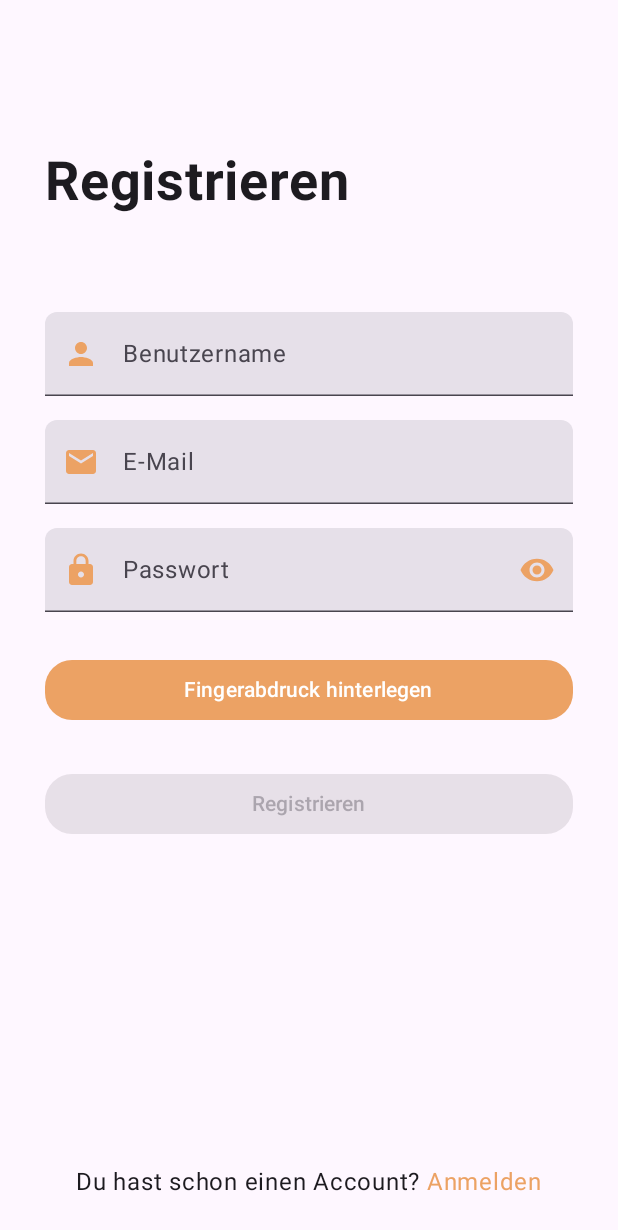
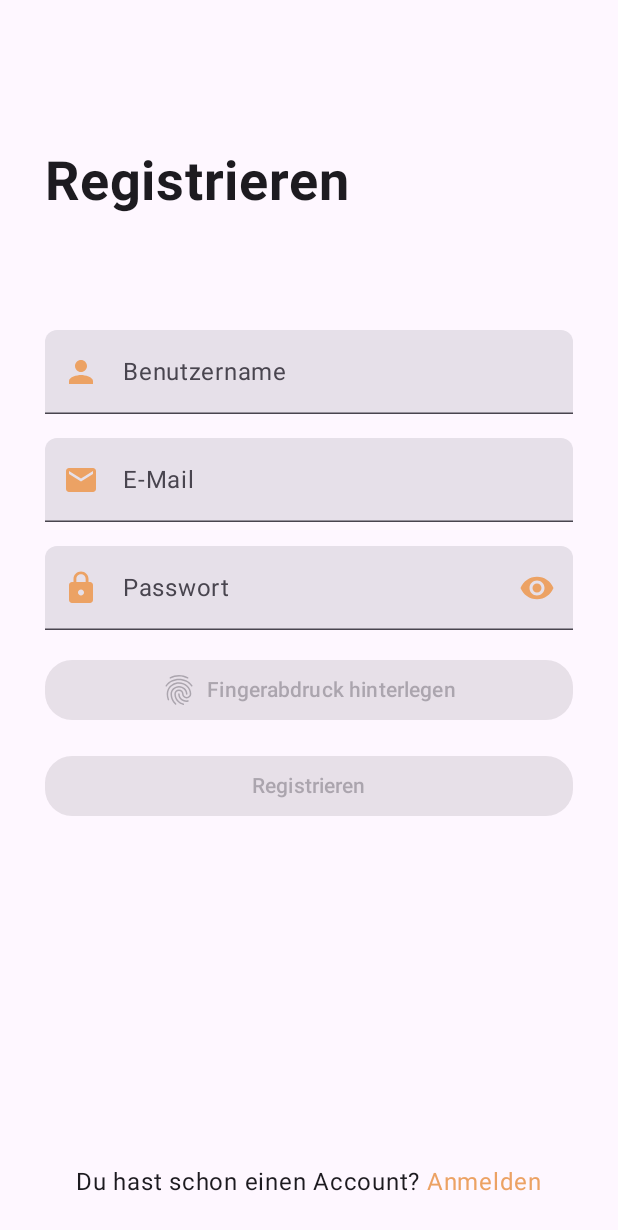
Before and after one commit to MaxOette/TrailBlazer-Frontend, an Android app built with Jetpack Compose: the screen it shows after launch (RegisterActivity), after a tap on an icon or button, on a phone screen of 412 x 824 dp. Shown: the top 1230 px of the screen. Run offline under Robolectric (Android 15) with nearby library versions, the phone set to English and light mode, and no system bars; 2 statements that could not run were skipped.

Commit message:
fix fingerprint logic and change default profile pic to be less offending

```diff
--- a/app/src/main/java/de/max/trailblazerfrontendv1/Interfaces/LoginForm.kt
+++ b/app/src/main/java/de/max/trailblazerfrontendv1/Interfaces/LoginForm.kt
@@ -20,7 +20,9 @@ import androidx.compose.foundation.shape.RoundedCornerShape
 import androidx.compose.foundation.text.KeyboardActions
 import androidx.compose.foundation.text.KeyboardOptions
 import androidx.compose.material.icons.Icons
+import androidx.compose.material.icons.filled.ArrowForward
 import androidx.compose.material.icons.filled.Email
+import androidx.compose.material.icons.filled.Fingerprint
 import androidx.compose.material.icons.filled.Lock
 import androidx.compose.material.icons.filled.Visibility
 import androidx.compose.material.icons.filled.VisibilityOff
@@ -71,7 +73,11 @@ import kotlinx.coroutines.withContext
 
 
 @Composable
-fun LoginForm(onRegisterClicked: () -> Unit, onPwResetClicked: () -> Unit, activity: FragmentActivity) {
+fun LoginForm(
+    onRegisterClicked: () -> Unit,
+    onPwResetClicked: () -> Unit,
+    activity: FragmentActivity
+) {
     val context = LocalContext.current
     val biometricLoginHelper = remember { BiometricLoginHelper(activity) }
     var enableFingerprintButton = remember { mutableStateOf(false) }
@@ -86,7 +92,7 @@ fun LoginForm(onRegisterClicked: () -> Unit, onPwResetClicked: () -> Unit, activ
                 EncryptedSharedPreferences.PrefKeyEncryptionScheme.AES256_SIV,
                 EncryptedSharedPreferences.PrefValueEncryptionScheme.AES256_GCM
             )
-            if(sharedPreferences.contains("email")) {
+            if (sharedPreferences.contains("email")) {
                 enableFingerprintButton.value = true
             }
         }
@@ -105,14 +111,14 @@ fun LoginForm(onRegisterClicked: () -> Unit, onPwResetClicked: () -> Unit, activ
             fontSize = 36.sp
         )
         Column(
-            verticalArrangement = Arrangement.Center,
+            verticalArrangement = Arrangement.SpaceAround,
             horizontalAlignment = Alignment.CenterHorizontally,
             modifier = Modifier
                 .fillMaxSize()
                 .padding(horizontal = 30.dp)
         ) {
             Column(
-                verticalArrangement = Arrangement.Center,
+                verticalArrangement = Arrangement.Bottom,
                 horizontalAlignment = Alignment.Start,
                 modifier = Modifier
                     .fillMaxWidth()
@@ -148,19 +154,21 @@ fun LoginForm(onRegisterClicked: () -> Unit, onPwResetClicked: () -> Unit, activ
                     shape = RoundedCornerShape(18.dp),
                     modifier = Modifier.fillMaxWidth()
                 ) {
-                    Text("Login")
+                    Text("Login  ")
+                    Icon(Icons.Default.ArrowForward, contentDescription = "")
                 }
-                //if (BiometricAuthHelper.isBiometricAvailable(context)) {
+                Spacer(modifier = Modifier.height(96.dp))
+                if (enableFingerprintButton.value) {
                     Button(
                         onClick = { biometricLoginHelper.authenticate() },
                         enabled = enableFingerprintButton.value,
                         shape = RoundedCornerShape(18.dp),
-                        modifier = Modifier.fillMaxWidth()
+                        modifier = Modifier.align(Alignment.CenterHorizontally)
                     ) {
-                        Text("Mit Fingerabdruck einloggen")
+                        Icon(Icons.Default.Fingerprint, contentDescription = "")
                     }
-                //}
-                Spacer(modifier = Modifier.height(16.dp))
+                }
+                Spacer(modifier = Modifier.height(96.dp))
             }
             Text(
                 text = buildAnnotatedString {
@@ -179,8 +187,8 @@ fun LoginForm(onRegisterClicked: () -> Unit, onPwResetClicked: () -> Unit, activ
 }
 
 
-fun adminLogin(context: Context){
-    val loginUserData = LoginUserData (
+fun adminLogin(context: Context) {
+    val loginUserData = LoginUserData(
 //        email = "datev@test.de",
 //        password = "password123."
 //        email= "email@email.de",
@@ -213,14 +221,15 @@ fun adminLogin(context: Context){
 
 
 fun checkCredentials(creds: Credentials, context: Context) {
-    if(creds.isNotEmpty()){
-        val loginUserData = LoginUserData (
+    if (creds.isNotEmpty()) {
+        val loginUserData = LoginUserData(
             email = creds.login,
             password = creds.pwd
         )
         GlobalScope.launch(Dispatchers.IO) {
             try {
-                val response = LoginApi.loginService.postLoginUser("UserPasswordAuth", loginUserData)
+                val response =
+                    LoginApi.loginService.postLoginUser("UserPasswordAuth", loginUserData)
                 println("###################")
                 println(response)
                 UserConstants.refreshToken = response.refresh_token
@@ -232,16 +241,20 @@ fun checkCredentials(creds: Credentials, context: Context) {
                     context.startActivity(Intent(context, MainActivity::class.java))
                     (context as Activity).finish()
                 }
-            }catch(e: Exception){
+            } catch (e: Exception) {
                 withContext(Dispatchers.Main) {
-                    Toast.makeText(context, "Zugangsdaten inkorrekt: ${e.message}", Toast.LENGTH_LONG)
+                    Toast.makeText(
+                        context,
+                        "Zugangsdaten inkorrekt: ${e.message}",
+                        Toast.LENGTH_LONG
+                    )
                         .show()
                 }
                 println("error occured during login ${e.message}")
             }
 
         }
-    }else{
+    } else {
         Toast.makeText(context, "Zugangsdaten inkorrekt", Toast.LENGTH_LONG).show()
     }
 }
--- a/app/src/main/java/de/max/trailblazerfrontendv1/Interfaces/RegisterForm.kt
+++ b/app/src/main/java/de/max/trailblazerfrontendv1/Interfaces/RegisterForm.kt
@@ -18,8 +18,11 @@ import androidx.compose.foundation.text.KeyboardActions
 import androidx.compose.foundation.text.KeyboardOptions
 import androidx.compose.material.icons.Icons
 import androidx.compose.material.icons.filled.Email
+import androidx.compose.material.icons.filled.Fingerprint
 import androidx.compose.material.icons.filled.Lock
 import androidx.compose.material.icons.filled.Person
+import androidx.compose.material.icons.filled.Visibility
+import androidx.compose.material.icons.filled.VisibilityOff
 import androidx.compose.material3.Button
 import androidx.compose.material3.Icon
 import androidx.compose.material3.IconButton
@@ -28,35 +31,34 @@ import androidx.compose.material3.Surface
 import androidx.compose.material3.Text
 import androidx.compose.material3.TextField
 import androidx.compose.runtime.Composable
+import androidx.compose.runtime.LaunchedEffect
 import androidx.compose.runtime.getValue
 import androidx.compose.runtime.mutableStateOf
 import androidx.compose.runtime.remember
 import androidx.compose.runtime.setValue
+import androidx.compose.ui.Alignment
 import androidx.compose.ui.Modifier
 import androidx.compose.ui.focus.FocusDirection
+import androidx.compose.ui.platform.LocalContext
 import androidx.compose.ui.platform.LocalFocusManager
+import androidx.compose.ui.platform.LocalSoftwareKeyboardController
+import androidx.compose.ui.text.SpanStyle
+import androidx.compose.ui.text.buildAnnotatedString
+import androidx.compose.ui.text.font.FontWeight
 import androidx.compose.ui.text.input.ImeAction
 import androidx.compose.ui.text.input.KeyboardType
 import androidx.compose.ui.text.input.PasswordVisualTransformation
 import androidx.compose.ui.text.input.VisualTransformation
-import androidx.compose.material.icons.filled.Visibility
-import androidx.compose.material.icons.filled.VisibilityOff
-import androidx.compose.ui.Alignment
-import androidx.compose.ui.platform.LocalContext
-import androidx.compose.ui.platform.LocalSoftwareKeyboardController
-import androidx.compose.ui.text.SpanStyle
-import androidx.compose.ui.text.buildAnnotatedString
-import androidx.compose.ui.text.font.FontWeight
 import androidx.compose.ui.text.withStyle
 import androidx.compose.ui.unit.dp
 import androidx.compose.ui.unit.sp
 import androidx.fragment.app.FragmentActivity
-import de.max.trailblazerfrontendv1.Api.LoginApi
+import androidx.security.crypto.EncryptedSharedPreferences
+import androidx.security.crypto.MasterKeys
 import de.max.trailblazerfrontendv1.Api.RegisterApi
 import de.max.trailblazerfrontendv1.Api.RegisterUserData
 import de.max.trailblazerfrontendv1.LoginActivity
-import de.max.trailblazerfrontendv1.MainActivity
-import de.max.trailblazerfrontendv1.Util.UserConstants
+import kotlinx.coroutines.CoroutineScope
 import kotlinx.coroutines.Dispatchers
 import kotlinx.coroutines.GlobalScope
 import kotlinx.coroutines.launch
@@ -72,6 +74,23 @@ fun RegisterForm(onLoginClicked: () -> Unit, activity: FragmentActivity) {
         }
         val context = LocalContext.current
         val biometricAuthHelper = remember { BiometricAuthHelper(activity) }
+        var enableFingerprintButton = remember { mutableStateOf(true) }
+
+        LaunchedEffect(key1 = Unit) {
+            CoroutineScope(Dispatchers.IO).launch {
+                val masterKeyAlias = MasterKeys.getOrCreate(MasterKeys.AES256_GCM_SPEC)
+                val sharedPreferences = EncryptedSharedPreferences.create(
+                    "secure_prefs",
+                    masterKeyAlias,
+                    context,
+                    EncryptedSharedPreferences.PrefKeyEncryptionScheme.AES256_SIV,
+                    EncryptedSharedPreferences.PrefValueEncryptionScheme.AES256_GCM
+                )
+                if(sharedPreferences.contains("email")) {
+                    enableFingerprintButton.value = false
+                }
+            }
+        }
 
         Text(
             text = "Registrieren",
@@ -117,15 +136,20 @@ fun RegisterForm(onLoginClicked: () -> Unit, activity: FragmentActivity) {
                     submit = { checkRegisterCredentials(credentials, context) },
                     modifier = Modifier.fillMaxWidth()
                 )
-                Spacer(modifier = Modifier.height(28.dp))
-                Button(
-                    onClick = { credentials.cipher = biometricAuthHelper.authenticate(credentials.email) },
-                    shape = RoundedCornerShape(18.dp),
-                    modifier = Modifier.fillMaxWidth()
-                ) {
-                    Text("Fingerabdruck hinterlegen")
+
+                if (enableFingerprintButton.value) {
+                    Spacer(modifier = Modifier.height(16.dp))
+                    Button(
+                        onClick = { credentials.cipher = biometricAuthHelper.authenticate(credentials.email) },
+                        enabled = (credentials.email != "" && credentials.email.contains("@") && credentials.email.contains(".") && credentials.pwd != ""),
+                        shape = RoundedCornerShape(18.dp),
+                        modifier = Modifier.fillMaxWidth()
+                    ) {
+                        Icon(Icons.Default.Fingerprint, contentDescription = "")
+                        Text("  Fingerabdruck hinterlegen")
+                    }
                 }
-                Spacer(modifier = Modifier.height(28.dp))
+                Spacer(modifier = Modifier.height(16.dp))
                 Button(
                     onClick = { checkRegisterCredentials(credentials, context) },
                     enabled = credentials.isNotEmpty(),
@@ -297,7 +321,7 @@ fun RegisterPasswordField(
         keyboardActions = KeyboardActions(
             onDone = {
                 keyboardController?.hide()
-                checkRegisterCredentials(creds, context)
+                //checkRegisterCredentials(creds, context)
             }
         ),
         //placeholder = { Text(placeholder) },
--- a/app/src/main/java/de/max/trailblazerfrontendv1/Util/BiometricAuthHelper.kt
+++ b/app/src/main/java/de/max/trailblazerfrontendv1/Util/BiometricAuthHelper.kt
@@ -31,7 +31,7 @@ class BiometricAuthHelper(private val context: Context) {
             object : BiometricPrompt.AuthenticationCallback() {
                 override fun onAuthenticationError(errorCode: Int, errString: CharSequence) {
                     super.onAuthenticationError(errorCode, errString)
-                    Toast.makeText(context, "Authentication error: $errString", Toast.LENGTH_SHORT)
+                    Toast.makeText(context, "Biometrie-Vorgang abgebrochen", Toast.LENGTH_LONG)
                         .show()
                 }
 
@@ -47,22 +47,22 @@ class BiometricAuthHelper(private val context: Context) {
                     )
                     if(!sharedPreferences.contains(email)) {
                         generateAndStoreToken()
-                        Toast.makeText(context, "Authentication succeeded!", Toast.LENGTH_LONG).show()
+                        Toast.makeText(context, "Fingerabdruck erfolgreich hinterlegt!", Toast.LENGTH_LONG).show()
                     } else {
-                        Toast.makeText(context, "Funktion zur Zeit nicht verfügbar!", Toast.LENGTH_LONG).show()
+                        Toast.makeText(context, "Auf diesem Gerät ist bereits ein Fingerabdruck hinterlegt!", Toast.LENGTH_LONG).show()
                     }
                 }
 
                 override fun onAuthenticationFailed() {
                     super.onAuthenticationFailed()
-                    Toast.makeText(context, "Authentication failed", Toast.LENGTH_SHORT).show()
+                    Toast.makeText(context, "Fingerabdruck-Erkennung fehlgeschlagen", Toast.LENGTH_LONG).show()
                 }
             })
 
         promptInfo = BiometricPrompt.PromptInfo.Builder()
-            .setTitle("Biometric login for my app")
-            .setSubtitle("Log in using your biometric credential")
-            .setNegativeButtonText("Use account password")
+            .setTitle("Biometrie-Registrierung")
+            .setSubtitle("Hinterlege deinen Fingerabdruck, um dich später über Biometrie schneller einloggen zu können.")
+            .setNegativeButtonText("Abbrechen")
             .build()
     }
 
--- a/app/src/main/java/de/max/trailblazerfrontendv1/Util/BiometricLoginHelper.kt
+++ b/app/src/main/java/de/max/trailblazerfrontendv1/Util/BiometricLoginHelper.kt
@@ -39,26 +39,26 @@ class BiometricLoginHelper(private val context: Context) {
             object : BiometricPrompt.AuthenticationCallback() {
                 override fun onAuthenticationError(errorCode: Int, errString: CharSequence) {
                     super.onAuthenticationError(errorCode, errString)
-                    Toast.makeText(context, "Authentication error: $errString", Toast.LENGTH_SHORT)
+                    Toast.makeText(context, "Biometrie-Vorgang abgebrochen", Toast.LENGTH_LONG)
                         .show()
                 }
 
                 override fun onAuthenticationSucceeded(result: BiometricPrompt.AuthenticationResult) {
                     super.onAuthenticationSucceeded(result)
                     accessCredsAndLogin()
-                    Toast.makeText(context, "Authentication succeeded!", Toast.LENGTH_SHORT).show()
+                    Toast.makeText(context, "Fingerabdruck erfolgreich erkannt", Toast.LENGTH_LONG).show()
                 }
 
                 override fun onAuthenticationFailed() {
                     super.onAuthenticationFailed()
-                    Toast.makeText(context, "Authentication failed", Toast.LENGTH_SHORT).show()
+                    Toast.makeText(context, "Fingerabdruck-Erkennung fehlgeschlagen", Toast.LENGTH_LONG).show()
                 }
             })
 
         promptInfo = BiometricPrompt.PromptInfo.Builder()
-            .setTitle("Biometric login for my app")
-            .setSubtitle("Log in using your biometric credential")
-            .setNegativeButtonText("Use account password")
+            .setTitle("Biometrie-Login")
+            .setSubtitle("Halte deinen Finger an den Sensor.")
+            .setNegativeButtonText("Abbrechen")
             .build()
     }
 
--- a/app/src/main/java/de/max/trailblazerfrontendv1/Util/UserConstants.kt
+++ b/app/src/main/java/de/max/trailblazerfrontendv1/Util/UserConstants.kt
@@ -10,8 +10,8 @@ class UserConstants {
          var accessToken: String = ""
          var email: String = ""
          var username: String = ""
-         var userLat: Double = 48.8092627
-         var userLng: Double = 8.9775588
+         var userLat: Double = 48.4455824
+         var userLng: Double = 8.6956908
          var cameraPosition = CameraPosition.fromLatLngZoom(LatLng(userLat, userLng), GeneralConstants.volatileZoom)
 
          var testTileData: List<TileData> = emptyList()
--- a/app/src/main/java/de/max/trailblazerfrontendv1/screens/ProfileScreen.kt
+++ b/app/src/main/java/de/max/trailblazerfrontendv1/screens/ProfileScreen.kt
@@ -330,7 +330,7 @@ fun ProfileOverviewCard(profilePicture: Bitmap?, onProfilePictureClick: () -> Un
             } else {
                 println("kein Bild gefunden, default verwendet")
                 Image(
-                    painter = painterResource(id = R.drawable.profile_pic),
+                    painter = painterResource(id = R.drawable.trail_blazer_app_icon),
                     contentDescription = null,
                     modifier = Modifier
                         .size(120.dp)
@@ -527,7 +527,7 @@ fun friendCard(friend: Friend, onDeleteFriendHandled: suspend () -> Unit) {
                         )
                     } else {
                         Image(
-                            painter = painterResource(id = R.drawable.profile_pic),
+                            painter = painterResource(id = R.drawable.trailblazer_app_icon_192),
                             contentDescription = null,
                             modifier = Modifier
                                 .size(50.dp)
```
